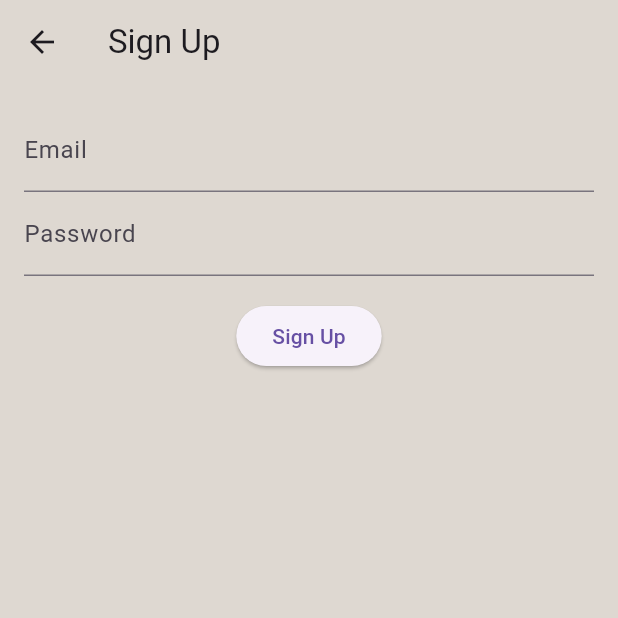
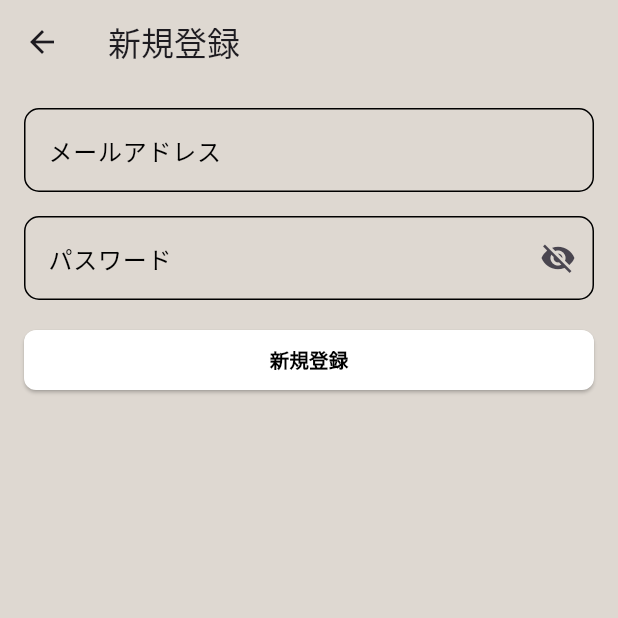
Before and after one commit to hwacho9/wasurenai, a Flutter app: the LoginView screen opened directly, after a tap on "ログイン", after a tap on "新規登録", on a phone screen of 412 x 824 dp, the top half of it. Run offline on Flutter 3.47's test engine with Material 3 defaults, Android fonts, the phone set to English and light mode, and no system bars; our stand-ins replace cloud_firestore, firebase_auth, firebase_core, flutter_card_swiper; accounts and stored records are empty; network calls fail.

Commit message:
style:login & signup input form field

```diff
--- a/lib/screens/auth/login_veiw.dart
+++ b/lib/screens/auth/login_veiw.dart
@@ -3,39 +3,58 @@ import 'package:provider/provider.dart';
 import 'package:wasurenai/screens/home_view.dart';
 import 'package:wasurenai/viewmodels/login_view_model.dart';
 import 'package:wasurenai/widgets/Buttons/RectangleButton.dart';
+import 'package:wasurenai/widgets/Input_form_field.dart';
 import 'signup_view.dart';
 
 class LoginView extends StatelessWidget {
+  final TextEditingController emailController = TextEditingController();
+  final TextEditingController passwordController = TextEditingController();
+
   @override
   Widget build(BuildContext context) {
     final viewModel = Provider.of<LoginViewModel>(context);
 
     return Scaffold(
-      appBar: AppBar(title: Text('Login')),
+      appBar: AppBar(title: const Text('ログイン')),
       body: Padding(
         padding: const EdgeInsets.all(16.0),
         child: Column(
           mainAxisAlignment: MainAxisAlignment.start,
           children: [
-            TextField(
-              decoration: InputDecoration(labelText: 'Email'),
-              onChanged: (value) => viewModel.email = value,
+            InputFormField(
+              controller: emailController,
+              labelText: "メールアドレス",
+              keyboardType: TextInputType.emailAddress,
+              hintText: 'メールアドレスを入力してください',
             ),
-            TextField(
-              decoration: InputDecoration(labelText: 'Password'),
-              obscureText: true,
-              onChanged: (value) => viewModel.password = value,
+            const SizedBox(height: 16),
+            InputFormField(
+              controller: passwordController,
+              labelText: "パスワード",
+              isPassword: true,
+              hintText: 'パスワードを入力してください',
             ),
-            SizedBox(height: 16),
+            const SizedBox(height: 16),
             RectangleButton(
               text: 'ログイン',
               onPressed: () async {
+                viewModel.email = emailController.text;
+                viewModel.password = passwordController.text;
+
                 await viewModel.login();
                 if (viewModel.errorMessage == null) {
                   // 로그인 성공 시 홈 뷰로 이동
                   Navigator.pushReplacement(
                     context,
                     MaterialPageRoute(builder: (context) => HomeView()),
+                  );
+                } else {
+                  // 에러 메시지 표시
+                  ScaffoldMessenger.of(context).showSnackBar(
+                    SnackBar(
+                      content: Text(viewModel.errorMessage!),
+                      backgroundColor: Colors.red,
+                    ),
                   );
                 }
               },
@@ -47,7 +66,7 @@ class LoginView extends StatelessWidget {
                 padding: const EdgeInsets.only(top: 16),
                 child: Text(
                   viewModel.errorMessage!,
-                  style: TextStyle(color: Colors.red),
+                  style: const TextStyle(color: Colors.red),
                 ),
               ),
             TextButton(
@@ -60,7 +79,7 @@ class LoginView extends StatelessWidget {
               child: const Text(
                 '新規登録',
                 style: TextStyle(
-                  fontSize: 16,
+                  fontSize: 14,
                   fontWeight: FontWeight.bold,
                   color: Colors.black,
                 ),
--- a/lib/screens/auth/signup_view.dart
+++ b/lib/screens/auth/signup_view.dart
@@ -2,30 +2,42 @@ import 'package:flutter/material.dart';
 import 'package:provider/provider.dart';
 import 'package:wasurenai/screens/home_view.dart';
 import 'package:wasurenai/viewmodels/signup_view_model.dart';
+import 'package:wasurenai/widgets/Buttons/RectangleButton.dart';
+import 'package:wasurenai/widgets/Input_form_field.dart';
 
 class SignupView extends StatelessWidget {
+  final TextEditingController emailController = TextEditingController();
+  final TextEditingController passwordController = TextEditingController();
+
   @override
   Widget build(BuildContext context) {
     final viewModel = Provider.of<SignupViewModel>(context);
 
     return Scaffold(
-      appBar: AppBar(title: Text('Sign Up')),
+      appBar: AppBar(title: const Text('新規登録')),
       body: Padding(
         padding: const EdgeInsets.all(16.0),
         child: Column(
           children: [
-            TextField(
-              decoration: InputDecoration(labelText: 'Email'),
-              onChanged: (value) => viewModel.email = value,
+            InputFormField(
+              controller: emailController,
+              labelText: "メールアドレス",
+              keyboardType: TextInputType.emailAddress,
+              hintText: 'メールアドレスを入力してください',
             ),
-            TextField(
-              decoration: InputDecoration(labelText: 'Password'),
-              obscureText: true,
-              onChanged: (value) => viewModel.password = value,
+            const SizedBox(height: 16),
+            InputFormField(
+              controller: passwordController,
+              labelText: "パスワード",
+              isPassword: true,
+              hintText: 'パスワードを入力してください',
             ),
-            SizedBox(height: 16),
-            ElevatedButton(
+            const SizedBox(height: 16),
+            RectangleButton(
               onPressed: () async {
+                viewModel.email = emailController.text;
+                viewModel.password = passwordController.text;
+
                 await viewModel.signup();
                 if (viewModel.errorMessage == null) {
                   // 회원가입 성공 시 홈 뷰로 이동
@@ -33,13 +45,28 @@ class SignupView extends StatelessWidget {
                     context,
                     MaterialPageRoute(builder: (context) => HomeView()),
                   );
+                } else {
+                  // 에러 메시지 표시
+                  ScaffoldMessenger.of(context).showSnackBar(
+                    SnackBar(
+                      content: Text(viewModel.errorMessage!),
+                      backgroundColor: Colors.red,
+                    ),
+                  );
                 }
               },
-              child: Text('Sign Up'),
+              text: '新規登録',
+              color: Colors.white,
+              textColor: Colors.black,
             ),
             if (viewModel.errorMessage != null)
-              Text(viewModel.errorMessage!,
-                  style: TextStyle(color: Colors.red)),
+              Padding(
+                padding: const EdgeInsets.only(top: 16),
+                child: Text(
+                  viewModel.errorMessage!,
+                  style: const TextStyle(color: Colors.red),
+                ),
+              ),
           ],
         ),
       ),
--- /dev/null
+++ b/lib/widgets/Input_form_field.dart
@@ -0,0 +1,69 @@
+import 'package:flutter/material.dart';
+import 'package:flutter/services.dart';
+
+class InputFormField extends StatefulWidget {
+  final TextEditingController controller;
+  final String labelText;
+  final bool isPassword;
+  final TextInputType keyboardType;
+  final String? hintText; // 힌트 텍스트
+  final List<TextInputFormatter>? inputFormatters; // 입력 제한
+
+  const InputFormField({
+    Key? key,
+    required this.controller,
+    required this.labelText,
+    this.isPassword = false,
+    this.keyboardType = TextInputType.text,
+    this.hintText,
+    this.inputFormatters,
+  }) : super(key: key);
+
+  @override
+  _InputFormFieldState createState() => _InputFormFieldState();
+}
+
+class _InputFormFieldState extends State<InputFormField> {
+  bool _isObscure = true;
+
+  @override
+  Widget build(BuildContext context) {
+    return TextField(
+      controller: widget.controller,
+      decoration: InputDecoration(
+        fillColor: Colors.white,
+        labelText: widget.labelText,
+        hintText: widget.hintText, // 힌트 텍스트 추가
+        labelStyle: TextStyle(color: Colors.black),
+        enabledBorder: OutlineInputBorder(
+          borderRadius: BorderRadius.circular(10),
+          borderSide: BorderSide(
+            color: Colors.black,
+          ),
+        ),
+        focusedBorder: OutlineInputBorder(
+          borderRadius: BorderRadius.circular(10),
+          borderSide: BorderSide(
+            color: Colors.black,
+          ),
+        ),
+
+        suffixIcon: widget.isPassword
+            ? IconButton(
+                icon: Icon(
+                  _isObscure ? Icons.visibility_off : Icons.visibility,
+                ),
+                onPressed: () {
+                  setState(() {
+                    _isObscure = !_isObscure;
+                  });
+                },
+              )
+            : null,
+      ),
+      obscureText: widget.isPassword ? _isObscure : false,
+      keyboardType: widget.keyboardType,
+      inputFormatters: widget.inputFormatters, // 입력 제한 추가
+    );
+  }
+}
```
